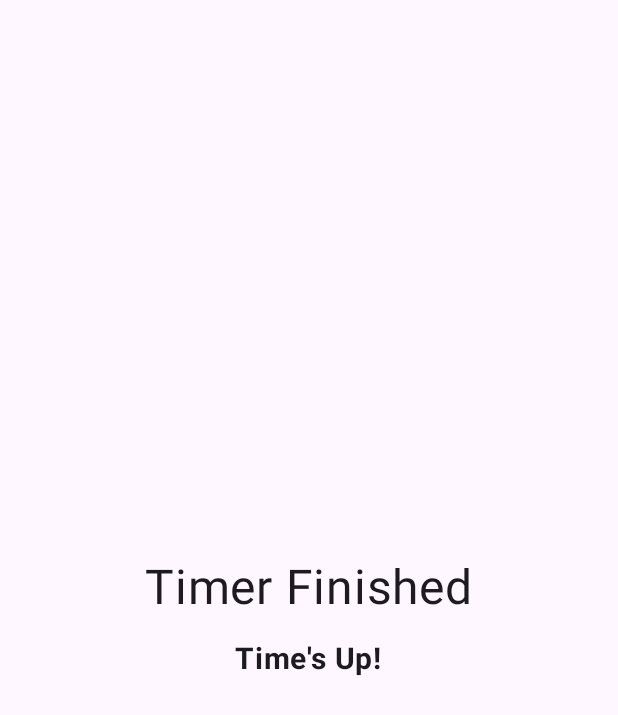
After one commit to CesiumCe/MultiTimer, an Android app built with Jetpack Compose: the TimerAlertActivity screen opened directly, with no data from a screen before it, on a phone screen of 412 x 824 dp. The commit adds this screen. Shown: the top 715 px of the screen. Run offline under Robolectric (Android 15) with nearby library versions, the phone set to English and light mode, and no system bars.

Commit message:
Auto commit

```diff
--- /dev/null
+++ b/app/src/main/java/com/example/multitimer/TimerAlertActivity.kt
@@ -0,0 +1,53 @@
+package com.example.multitimer
+
+import android.os.Bundle
+import androidx.activity.ComponentActivity
+import androidx.activity.compose.setContent
+import androidx.compose.foundation.layout.*
+import androidx.compose.material3.*
+import androidx.compose.ui.Alignment
+import androidx.compose.ui.Modifier
+import androidx.compose.ui.text.font.FontWeight
+import androidx.compose.ui.unit.dp
+import androidx.compose.ui.unit.sp
+
+class TimerAlertActivity : ComponentActivity() {
+    override fun onCreate(savedInstanceState: Bundle?) {
+        super.onCreate(savedInstanceState)
+
+        // 从 Intent 获取计时器标题
+        val title = intent.getStringExtra("timer_title") ?: "Timer Finished"
+
+        setContent {
+            MaterialTheme {
+                Surface(
+                    onClick = {
+                        AppNotificationManager.stopNotification()
+                        finishAndRemoveTask()
+                    },
+                    modifier = Modifier.fillMaxSize(),
+                    color = MaterialTheme.colorScheme.background
+                ) {
+                    Column(
+                        modifier = Modifier.fillMaxSize(),
+                        verticalArrangement = Arrangement.Center,
+                        horizontalAlignment = Alignment.CenterHorizontally
+                    ) {
+                        Text(
+                            text = title,
+                            fontSize = 32.sp,
+                            color = MaterialTheme.colorScheme.onBackground
+                        )
+                        Spacer(modifier = Modifier.height(16.dp))
+                        Text(
+                            text = "Time's Up!",
+                            fontSize = 20.sp,
+                            fontWeight = FontWeight.Bold,
+                            color = MaterialTheme.colorScheme.onBackground
+                        )
+                    }
+                }
+            }
+        }
+    }
+}
--- a/app/src/main/res/values/themes.xml
+++ b/app/src/main/res/values/themes.xml
@@ -1,6 +1,11 @@
 <?xml version="1.0" encoding="utf-8"?>
 <resources>
 
-    <style name="Theme.MultiTimer" parent="android:Theme.Material.Light.NoActionBar" />
+    <style name="Theme.MultiTimer" parent="android:Theme.Material.NoActionBar" />
+
+    <style name="Theme.App.Fullscreen" parent="android:Theme.Material.NoActionBar">
+        <item name="android:windowFullscreen">true</item>
+        <item name="android:windowLayoutInDisplayCutoutMode">shortEdges</item>
+    </style>
 
 </resources>
```
Also changed, not shown: app/src/main/AndroidManifest.xml (+8 -0 lines), app/src/main/java/com/example/multitimer/MainActivity.kt (+89 -39 lines).
